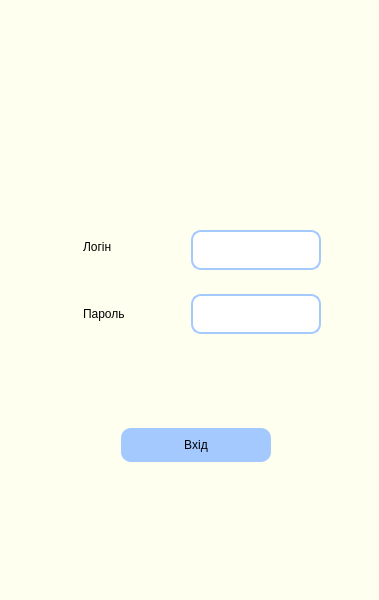
Before: the Qt Designer form login_design.ui in Rozumniak/liblary_app, drawn with Qt 5.
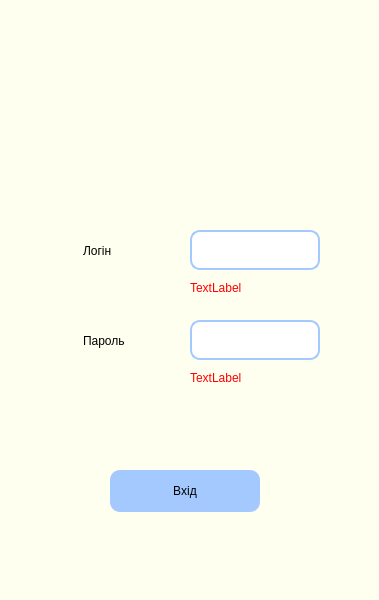
After: the same form once the commit is applied. Icons and pictures are not drawn.

Commit message: login window validation added

The edit to the form file:
```diff
--- a/login_design.ui
+++ b/login_design.ui
@@ -39,20 +39,36 @@
      <bool>true</bool>
     </property>
    </widget>
-   <widget class="QWidget" name="layoutWidget">
+   <widget class="QPushButton" name="pushButton">
     <property name="geometry">
      <rect>
-      <x>70</x>
-      <y>230</y>
-      <width>251</width>
-      <height>232</height>
+      <x>110</x>
+      <y>470</y>
+      <width>150</width>
+      <height>42</height>
      </rect>
     </property>
-    <layout class="QVBoxLayout" name="verticalLayout">
-     <item>
-      <layout class="QGridLayout" name="gridLayout">
-       <item row="0" column="0">
+    <property name="styleSheet">
+     <string notr="true">border-radius: 10px;
+font: 87 14pt &quot;Arial&quot;;
+border-color: rgb(0, 0, 0);
+background-color: rgb(164, 201, 255);
+padding: 10px;
+width: 130px;</string>
+    </property>
+    <property name="text">
+     <string>Вхід</string>
+    </property>
+   </widget>
         <widget class="QLabel" name="login_label">
+    <property name="geometry">
+     <rect>
+      <x>70</x>
+      <y>230</y>
+      <width>95</width>
+      <height>42</height>
+     </rect>
+    </property>
          <property name="styleSheet">
           <string notr="true">font: 87 14pt &quot;Arial&quot;;
 padding: 10px;
@@ -62,64 +78,15 @@
           <string>Логін</string>
          </property>
         </widget>
-       </item>
-       <item row="2" column="3">
-        <spacer name="verticalSpacer_2">
-         <property name="orientation">
-          <enum>Qt::Vertical</enum>
-         </property>
-         <property name="sizeHint" stdset="0">
-          <size>
-           <width>20</width>
-           <height>18</height>
-          </size>
-         </property>
-        </spacer>
-       </item>
-       <item row="1" column="0" rowspan="2">
-        <spacer name="verticalSpacer">
-         <property name="orientation">
-          <enum>Qt::Vertical</enum>
-         </property>
-         <property name="sizeHint" stdset="0">
-          <size>
-           <width>20</width>
-           <height>38</height>
-          </size>
-         </property>
-        </spacer>
-       </item>
-       <item row="0" column="1" rowspan="2">
-        <spacer name="horizontalSpacer">
-         <property name="orientation">
-          <enum>Qt::Horizontal</enum>
-         </property>
-         <property name="sizeHint" stdset="0">
-          <size>
-           <width>10</width>
-           <height>20</height>
-          </size>
-         </property>
-        </spacer>
-       </item>
-       <item row="0" column="2" rowspan="2" colspan="2">
-        <widget class="QLineEdit" name="login_input">
-         <property name="styleSheet">
-          <string notr="true">border-radius: 10px;
-border: 2px solid rgb(164, 201, 255);
-background-color: white;
-padding: 10px;</string>
-         </property>
-         <property name="inputMask">
-          <string/>
-         </property>
-         <property name="text">
-          <string/>
-         </property>
-        </widget>
-       </item>
-       <item row="3" column="0">
         <widget class="QLabel" name="password_label">
+    <property name="geometry">
+     <rect>
+      <x>70</x>
+      <y>320</y>
+      <width>95</width>
+      <height>42</height>
+     </rect>
+    </property>
          <property name="styleSheet">
           <string notr="true">font: 87 14pt &quot;Arial&quot;;
 padding: 10px;
@@ -129,22 +96,43 @@
           <string>Пароль</string>
          </property>
         </widget>
-       </item>
-       <item row="3" column="1">
-        <spacer name="horizontalSpacer_2">
-         <property name="orientation">
-          <enum>Qt::Horizontal</enum>
-         </property>
-         <property name="sizeHint" stdset="0">
-          <size>
-           <width>10</width>
-           <height>20</height>
-          </size>
-         </property>
-        </spacer>
-       </item>
-       <item row="3" column="2" colspan="2">
+   <widget class="QLineEdit" name="login_input">
+    <property name="geometry">
+     <rect>
+      <x>190</x>
+      <y>230</y>
+      <width>130</width>
+      <height>40</height>
+     </rect>
+    </property>
+    <property name="focusPolicy">
+     <enum>Qt::StrongFocus</enum>
+    </property>
+    <property name="styleSheet">
+     <string notr="true">border-radius: 10px;
+border: 2px solid rgb(164, 201, 255);
+background-color: white;
+padding: 10px;</string>
+    </property>
+    <property name="inputMask">
+     <string/>
+    </property>
+    <property name="text">
+     <string/>
+    </property>
+   </widget>
         <widget class="QLineEdit" name="password_input">
+    <property name="geometry">
+     <rect>
+      <x>190</x>
+      <y>320</y>
+      <width>130</width>
+      <height>40</height>
+     </rect>
+    </property>
+    <property name="focusPolicy">
+     <enum>Qt::StrongFocus</enum>
+    </property>
          <property name="styleSheet">
           <string notr="true">border-radius: 10px;
 border: 2px solid rgb(164, 201, 255);
@@ -155,68 +143,39 @@
           <enum>QLineEdit::Password</enum>
          </property>
         </widget>
-       </item>
-      </layout>
-     </item>
-     <item>
-      <spacer name="verticalSpacer_3">
-       <property name="orientation">
-        <enum>Qt::Vertical</enum>
-       </property>
-       <property name="sizeHint" stdset="0">
-        <size>
-         <width>20</width>
-         <height>108</height>
-        </size>
-       </property>
-      </spacer>
-     </item>
-     <item>
-      <layout class="QHBoxLayout" name="horizontalLayout">
-       <item>
-        <spacer name="horizontalSpacer_3">
-         <property name="orientation">
-          <enum>Qt::Horizontal</enum>
-         </property>
-         <property name="sizeHint" stdset="0">
-          <size>
-           <width>40</width>
-           <height>20</height>
-          </size>
-         </property>
-        </spacer>
-       </item>
-       <item>
-        <widget class="QPushButton" name="pushButton">
+   <widget class="QLabel" name="login_issue">
+    <property name="geometry">
+     <rect>
+      <x>190</x>
+      <y>270</y>
+      <width>200</width>
+      <height>35</height>
+     </rect>
+    </property>
          <property name="styleSheet">
-          <string notr="true">border-radius: 10px;
-font: 87 14pt &quot;Arial&quot;;
-border-color: rgb(0, 0, 0);
-background-color: rgb(164, 201, 255);
-padding: 10px;
-width: 130px;</string>
+     <string notr="true">color: red;
+font: 12pt &quot;Arial&quot;;</string>
          </property>
          <property name="text">
-          <string>Вхід</string>
-         </property>
-        </widget>
-       </item>
-       <item>
-        <spacer name="horizontalSpacer_4">
-         <property name="orientation">
-          <enum>Qt::Horizontal</enum>
-         </property>
-         <property name="sizeHint" stdset="0">
-          <size>
-           <width>40</width>
-           <height>20</height>
-          </size>
-         </property>
-        </spacer>
-       </item>
-      </layout>
-     </item>
-    </layout>
+     <string>TextLabel</string>
+    </property>
+   </widget>
+   <widget class="QLabel" name="password_issue">
+    <property name="geometry">
+     <rect>
+      <x>190</x>
+      <y>360</y>
+      <width>200</width>
+      <height>35</height>
+     </rect>
+    </property>
+    <property name="styleSheet">
+     <string notr="true">color: red;
+font: 12pt &quot;Arial&quot;;</string>
+    </property>
+    <property name="text">
+     <string>TextLabel</string>
+    </property>
    </widget>
   </widget>
   <widget class="QStatusBar" name="statusbar"/>
```
Lines whose indentation alone changed are shown as unchanged. The commit also changes 4 other files.
